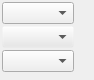
This is src/modules/ui/nodegraphicsitem/nodegraphicsitem_widget_elements.ui in michimussato/pypelyne2 as Qt 5 draws it before an edit. The edited form follows.
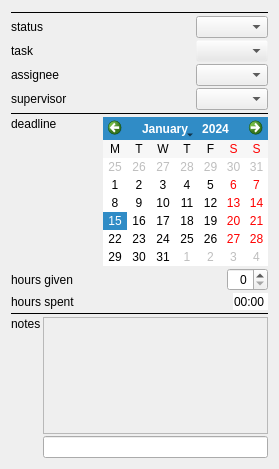
This is the edited form.

Commit message: node layout reworked

```diff
--- a/src/modules/ui/nodegraphicsitem/nodegraphicsitem_widget_elements.ui
+++ b/src/modules/ui/nodegraphicsitem/nodegraphicsitem_widget_elements.ui
@@ -6,8 +6,8 @@
    <rect>
     <x>0</x>
     <y>0</y>
-    <width>94</width>
-    <height>80</height>
+    <width>279</width>
+    <height>469</height>
    </rect>
   </property>
   <property name="sizePolicy">
@@ -20,12 +20,6 @@
    <string>Form</string>
   </property>
   <layout class="QGridLayout" name="gridLayout">
-   <property name="margin">
-    <number>2</number>
-   </property>
-   <property name="spacing">
-    <number>2</number>
-   </property>
    <item row="0" column="0">
     <layout class="QVBoxLayout" name="verticalLayout_4">
      <property name="spacing">
@@ -48,21 +42,25 @@
           <property name="spacing">
            <number>2</number>
           </property>
+          <item>
+           <widget class="Line" name="line_2">
+            <property name="frameShadow">
+             <enum>QFrame::Plain</enum>
+            </property>
+            <property name="orientation">
+             <enum>Qt::Horizontal</enum>
+            </property>
+           </widget>
+          </item>
           <item>
            <layout class="QHBoxLayout" name="horizontalLayout_12">
             <property name="spacing">
              <number>2</number>
             </property>
             <item>
-             <widget class="QComboBox" name="combobox_status">
-              <property name="sizePolicy">
-               <sizepolicy hsizetype="Minimum" vsizetype="Minimum">
-                <horstretch>0</horstretch>
-                <verstretch>0</verstretch>
-               </sizepolicy>
-              </property>
-              <property name="sizeAdjustPolicy">
-               <enum>QComboBox::AdjustToContents</enum>
+             <widget class="QLabel" name="label_6">
+              <property name="text">
+               <string>status</string>
               </property>
              </widget>
             </item>
@@ -79,6 +77,19 @@
               </property>
              </spacer>
             </item>
+            <item>
+             <widget class="QComboBox" name="combobox_status">
+              <property name="sizePolicy">
+               <sizepolicy hsizetype="Minimum" vsizetype="Minimum">
+                <horstretch>0</horstretch>
+                <verstretch>0</verstretch>
+               </sizepolicy>
+              </property>
+              <property name="sizeAdjustPolicy">
+               <enum>QComboBox::AdjustToContents</enum>
+              </property>
+             </widget>
+            </item>
            </layout>
           </item>
           <item>
@@ -86,6 +97,26 @@
             <property name="spacing">
              <number>2</number>
             </property>
+            <item>
+             <widget class="QLabel" name="label_7">
+              <property name="text">
+               <string>task</string>
+              </property>
+             </widget>
+            </item>
+            <item>
+             <spacer name="horizontalSpacer_4">
+              <property name="orientation">
+               <enum>Qt::Horizontal</enum>
+              </property>
+              <property name="sizeHint" stdset="0">
+               <size>
+                <width>0</width>
+                <height>0</height>
+               </size>
+              </property>
+             </spacer>
+            </item>
             <item>
              <widget class="QComboBox" name="combobox_task">
               <property name="sizePolicy">
@@ -514,19 +545,6 @@
               </property>
              </widget>
             </item>
-            <item>
-             <spacer name="horizontalSpacer_4">
-              <property name="orientation">
-               <enum>Qt::Horizontal</enum>
-              </property>
-              <property name="sizeHint" stdset="0">
-               <size>
-                <width>0</width>
-                <height>0</height>
-               </size>
-              </property>
-             </spacer>
-            </item>
            </layout>
           </item>
           <item>
@@ -535,15 +553,9 @@
              <number>2</number>
             </property>
             <item>
-             <widget class="QComboBox" name="combobox_assignee">
-              <property name="sizePolicy">
-               <sizepolicy hsizetype="Minimum" vsizetype="Minimum">
-                <horstretch>0</horstretch>
-                <verstretch>0</verstretch>
-               </sizepolicy>
-              </property>
-              <property name="sizeAdjustPolicy">
-               <enum>QComboBox::AdjustToContents</enum>
+             <widget class="QLabel" name="label_4">
+              <property name="text">
+               <string>assignee</string>
               </property>
              </widget>
             </item>
@@ -560,20 +572,276 @@
               </property>
              </spacer>
             </item>
+            <item>
+             <widget class="QComboBox" name="combobox_assignee">
+              <property name="sizePolicy">
+               <sizepolicy hsizetype="Minimum" vsizetype="Minimum">
+                <horstretch>0</horstretch>
+                <verstretch>0</verstretch>
+               </sizepolicy>
+              </property>
+              <property name="sizeAdjustPolicy">
+               <enum>QComboBox::AdjustToContents</enum>
+              </property>
+             </widget>
+            </item>
            </layout>
           </item>
           <item>
-           <spacer name="verticalSpacer_2">
+           <layout class="QHBoxLayout" name="horizontalLayout_16">
+            <property name="spacing">
+             <number>2</number>
+            </property>
+            <item>
+             <widget class="QLabel" name="label_5">
+              <property name="text">
+               <string>supervisor</string>
+              </property>
+             </widget>
+            </item>
+            <item>
+             <spacer name="horizontalSpacer_9">
+              <property name="orientation">
+               <enum>Qt::Horizontal</enum>
+              </property>
+              <property name="sizeHint" stdset="0">
+               <size>
+                <width>0</width>
+                <height>0</height>
+               </size>
+              </property>
+             </spacer>
+            </item>
+            <item>
+             <widget class="QComboBox" name="combobox_supervisor">
+              <property name="sizePolicy">
+               <sizepolicy hsizetype="Minimum" vsizetype="Minimum">
+                <horstretch>0</horstretch>
+                <verstretch>0</verstretch>
+               </sizepolicy>
+              </property>
+              <property name="sizeAdjustPolicy">
+               <enum>QComboBox::AdjustToContents</enum>
+              </property>
+             </widget>
+            </item>
+           </layout>
+          </item>
+          <item>
+           <widget class="Line" name="line">
+            <property name="frameShadow">
+             <enum>QFrame::Plain</enum>
+            </property>
             <property name="orientation">
-             <enum>Qt::Vertical</enum>
+             <enum>Qt::Horizontal</enum>
             </property>
-            <property name="sizeHint" stdset="0">
-             <size>
-              <width>0</width>
-              <height>0</height>
-             </size>
+           </widget>
+          </item>
+          <item>
+           <layout class="QHBoxLayout" name="horizontalLayout_13">
+            <property name="spacing">
+             <number>2</number>
             </property>
-           </spacer>
+            <item>
+             <layout class="QVBoxLayout" name="verticalLayout">
+              <item>
+               <widget class="QLabel" name="label_2">
+                <property name="text">
+                 <string>deadline</string>
+                </property>
+               </widget>
+              </item>
+              <item>
+               <spacer name="verticalSpacer">
+                <property name="orientation">
+                 <enum>Qt::Vertical</enum>
+                </property>
+                <property name="sizeHint" stdset="0">
+                 <size>
+                  <width>20</width>
+                  <height>40</height>
+                 </size>
+                </property>
+               </spacer>
+              </item>
+             </layout>
+            </item>
+            <item>
+             <spacer name="horizontalSpacer_6">
+              <property name="orientation">
+               <enum>Qt::Horizontal</enum>
+              </property>
+              <property name="sizeHint" stdset="0">
+               <size>
+                <width>0</width>
+                <height>0</height>
+               </size>
+              </property>
+             </spacer>
+            </item>
+            <item>
+             <widget class="QCalendarWidget" name="calendarWidget">
+              <property name="firstDayOfWeek">
+               <enum>Qt::Monday</enum>
+              </property>
+              <property name="horizontalHeaderFormat">
+               <enum>QCalendarWidget::SingleLetterDayNames</enum>
+              </property>
+              <property name="verticalHeaderFormat">
+               <enum>QCalendarWidget::NoVerticalHeader</enum>
+              </property>
+             </widget>
+            </item>
+           </layout>
+          </item>
+          <item>
+           <layout class="QHBoxLayout" name="horizontalLayout_14">
+            <property name="spacing">
+             <number>2</number>
+            </property>
+            <item>
+             <widget class="QLabel" name="label">
+              <property name="text">
+               <string>hours given</string>
+              </property>
+             </widget>
+            </item>
+            <item>
+             <spacer name="horizontalSpacer_7">
+              <property name="orientation">
+               <enum>Qt::Horizontal</enum>
+              </property>
+              <property name="sizeHint" stdset="0">
+               <size>
+                <width>0</width>
+                <height>0</height>
+               </size>
+              </property>
+             </spacer>
+            </item>
+            <item>
+             <widget class="QTimeEdit" name="timeEdit_timeGiven">
+              <property name="alignment">
+               <set>Qt::AlignRight|Qt::AlignTrailing|Qt::AlignVCenter</set>
+              </property>
+              <property name="displayFormat">
+               <string>h</string>
+              </property>
+             </widget>
+            </item>
+           </layout>
+          </item>
+          <item>
+           <layout class="QHBoxLayout" name="horizontalLayout_15">
+            <property name="spacing">
+             <number>2</number>
+            </property>
+            <item>
+             <widget class="QLabel" name="label_3">
+              <property name="text">
+               <string>hours spent</string>
+              </property>
+             </widget>
+            </item>
+            <item>
+             <spacer name="horizontalSpacer_8">
+              <property name="orientation">
+               <enum>Qt::Horizontal</enum>
+              </property>
+              <property name="sizeHint" stdset="0">
+               <size>
+                <width>0</width>
+                <height>0</height>
+               </size>
+              </property>
+             </spacer>
+            </item>
+            <item>
+             <widget class="QTimeEdit" name="timeEdit_timeSpent">
+              <property name="frame">
+               <bool>false</bool>
+              </property>
+              <property name="alignment">
+               <set>Qt::AlignRight|Qt::AlignTrailing|Qt::AlignVCenter</set>
+              </property>
+              <property name="readOnly">
+               <bool>true</bool>
+              </property>
+              <property name="buttonSymbols">
+               <enum>QAbstractSpinBox::NoButtons</enum>
+              </property>
+              <property name="displayFormat">
+               <string>hh:mm</string>
+              </property>
+             </widget>
+            </item>
+           </layout>
+          </item>
+          <item>
+           <widget class="Line" name="line_3">
+            <property name="frameShadow">
+             <enum>QFrame::Plain</enum>
+            </property>
+            <property name="orientation">
+             <enum>Qt::Horizontal</enum>
+            </property>
+           </widget>
+          </item>
+          <item>
+           <layout class="QHBoxLayout" name="horizontalLayout">
+            <item>
+             <layout class="QVBoxLayout" name="verticalLayout_2">
+              <item>
+               <widget class="QLabel" name="label_8">
+                <property name="text">
+                 <string>notes</string>
+                </property>
+               </widget>
+              </item>
+              <item>
+               <spacer name="verticalSpacer_3">
+                <property name="orientation">
+                 <enum>Qt::Vertical</enum>
+                </property>
+                <property name="sizeHint" stdset="0">
+                 <size>
+                  <width>20</width>
+                  <height>40</height>
+                 </size>
+                </property>
+               </spacer>
+              </item>
+             </layout>
+            </item>
+            <item>
+             <layout class="QVBoxLayout" name="verticalLayout_3">
+              <item>
+               <widget class="QScrollArea" name="scrollArea">
+                <property name="widgetResizable">
+                 <bool>true</bool>
+                </property>
+                <widget class="QWidget" name="scrollAreaWidgetContents_2">
+                 <property name="geometry">
+                  <rect>
+                   <x>0</x>
+                   <y>0</y>
+                   <width>198</width>
+                   <height>76</height>
+                  </rect>
+                 </property>
+                </widget>
+               </widget>
+              </item>
+              <item>
+               <layout class="QHBoxLayout" name="horizontalLayout_2">
+                <item>
+                 <widget class="QLineEdit" name="lineEdit"/>
+                </item>
+               </layout>
+              </item>
+             </layout>
+            </item>
+           </layout>
           </item>
          </layout>
         </item>
```
The commit also changes 7 other files.
